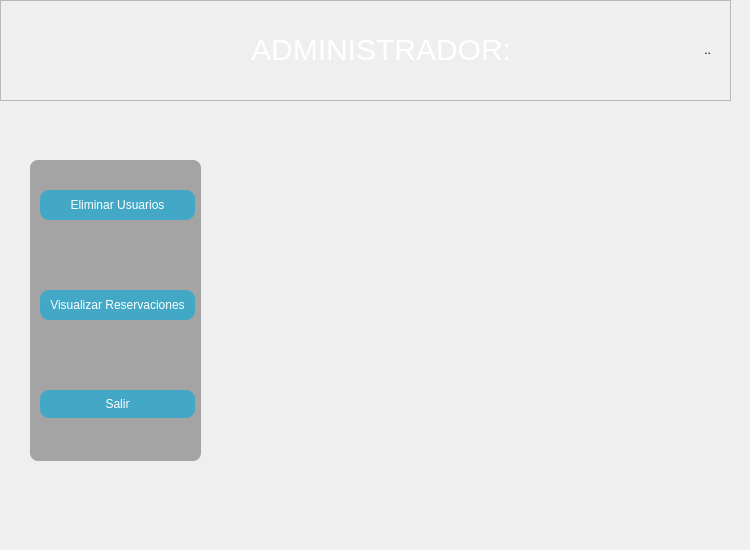
Before: the Qt Designer form PLOTS 1.2/administrador_principal.ui in Jheb1024/Park_lot_System, drawn with Qt 5.
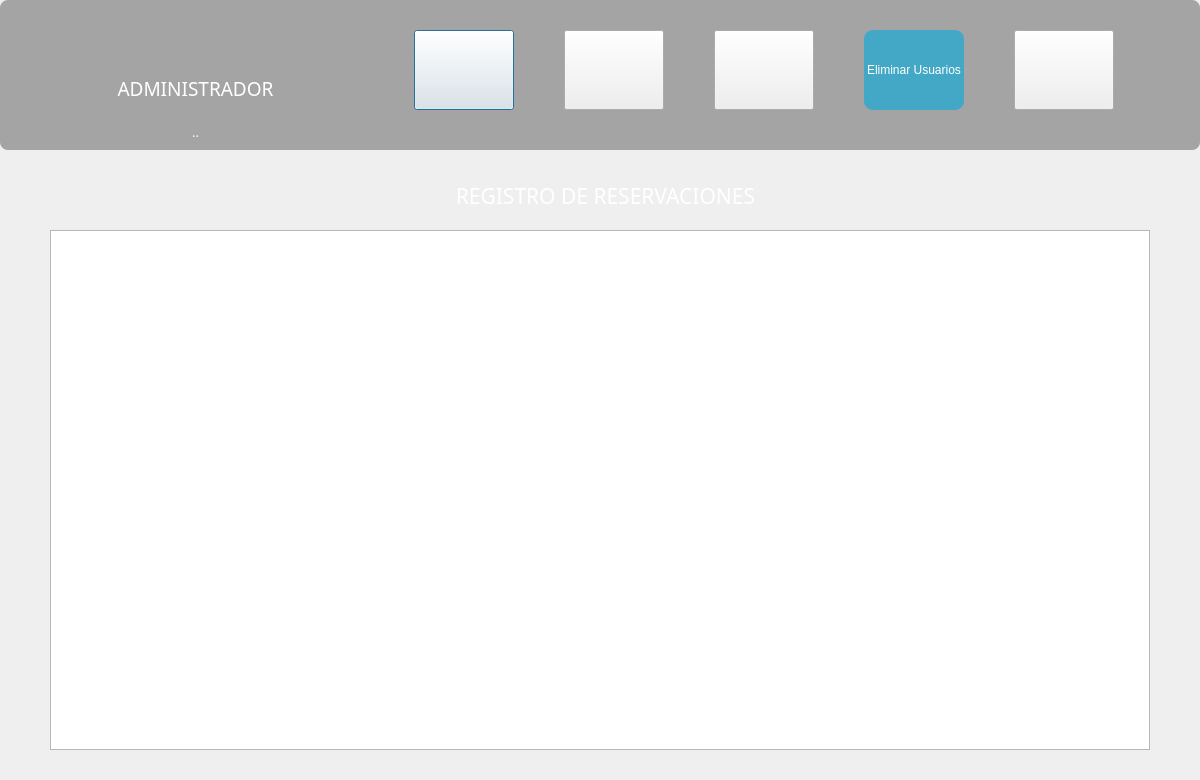
After: the same form once the commit is applied. Icons and pictures are not drawn.

```diff
--- a/PLOTS 1.2/administrador_principal.ui
+++ b/PLOTS 1.2/administrador_principal.ui
@@ -6,10 +6,28 @@
    <rect>
     <x>0</x>
     <y>0</y>
-    <width>750</width>
-    <height>550</height>
+    <width>1200</width>
+    <height>780</height>
    </rect>
   </property>
+  <property name="sizePolicy">
+   <sizepolicy hsizetype="Fixed" vsizetype="Fixed">
+    <horstretch>0</horstretch>
+    <verstretch>0</verstretch>
+   </sizepolicy>
+  </property>
+  <property name="minimumSize">
+   <size>
+    <width>1200</width>
+    <height>780</height>
+   </size>
+  </property>
+  <property name="maximumSize">
+   <size>
+    <width>1200</width>
+    <height>780</height>
+   </size>
+  </property>
   <property name="windowTitle">
    <string>Dialog</string>
   </property>
@@ -26,81 +44,13 @@
 	color: white;
 }</string>
   </property>
-  <widget class="QFrame" name="frame">
-   <property name="geometry">
-    <rect>
-     <x>0</x>
-     <y>0</y>
-     <width>731</width>
-     <height>101</height>
-    </rect>
-   </property>
-   <property name="frameShape">
-    <enum>QFrame::StyledPanel</enum>
-   </property>
-   <property name="frameShadow">
-    <enum>QFrame::Raised</enum>
-   </property>
-   <widget class="QWidget" name="layoutWidget">
-    <property name="geometry">
-     <rect>
-      <x>50</x>
-      <y>4</y>
-      <width>661</width>
-      <height>91</height>
-     </rect>
-    </property>
-    <layout class="QHBoxLayout" name="horizontalLayout">
-     <item>
-      <widget class="QLabel" name="label">
-       <property name="styleSheet">
-        <string notr="true">image: url(:/Img/logo.png);</string>
-       </property>
-       <property name="text">
-        <string/>
-       </property>
-      </widget>
-     </item>
-     <item>
-      <widget class="QLabel" name="label_2">
-       <property name="font">
-        <font>
-         <pointsize>-1</pointsize>
-        </font>
-       </property>
-       <property name="styleSheet">
-        <string notr="true">color:white;
-
-font-size: 30px;</string>
-       </property>
-       <property name="text">
-        <string>ADMINISTRADOR:</string>
-       </property>
-       <property name="alignment">
-        <set>Qt::AlignRight|Qt::AlignTrailing|Qt::AlignVCenter</set>
-       </property>
-      </widget>
-     </item>
-     <item>
-      <widget class="QLabel" name="Nombre_Adminlabel">
-       <property name="text">
-        <string>..</string>
-       </property>
-       <property name="alignment">
-        <set>Qt::AlignRight|Qt::AlignTrailing|Qt::AlignVCenter</set>
-       </property>
-      </widget>
-     </item>
-    </layout>
-   </widget>
-  </widget>
   <widget class="QWidget" name="menu" native="true">
    <property name="geometry">
     <rect>
-     <x>30</x>
-     <y>160</y>
-     <width>171</width>
-     <height>301</height>
+     <x>0</x>
+     <y>0</y>
+     <width>1200</width>
+     <height>150</height>
     </rect>
    </property>
    <property name="styleSheet">
@@ -113,89 +63,190 @@
 color: #fff;
 }</string>
    </property>
-   <widget class="QPushButton" name="Eliminar_pushButton">
+   <widget class="QLabel" name="label">
     <property name="geometry">
      <rect>
-      <x>10</x>
-      <y>30</y>
-      <width>155</width>
-      <height>30</height>
+      <x>90</x>
+      <y>0</y>
+      <width>211</width>
+      <height>89</height>
      </rect>
     </property>
-    <property name="maximumSize">
-     <size>
-      <width>155</width>
-      <height>30</height>
-     </size>
-    </property>
     <property name="styleSheet">
-     <string notr="true">QPushButton{
-border-width: 0px;
-border-radius: 9px;
-background-color: rgb(66,168,198)
-}
-
-QPushButton:hover{
-	background-color: rgb(80,189,240);
-    border-radius: 9px;
-	color: black;
-    selection-color: white;  
-    padding: 2px 4px;}</string>
+     <string notr="true">image: url(:/Img/logo.png);</string>
     </property>
     <property name="text">
-     <string>Eliminar Usuarios</string>
+     <string/>
     </property>
    </widget>
-   <widget class="QPushButton" name="pushButton">
+   <widget class="QWidget" name="verticalLayoutWidget_2">
     <property name="geometry">
      <rect>
-      <x>10</x>
-      <y>130</y>
-      <width>155</width>
-      <height>30</height>
+      <x>80</x>
+      <y>70</y>
+      <width>231</width>
+      <height>80</height>
      </rect>
     </property>
-    <property name="maximumSize">
-     <size>
-      <width>155</width>
-      <height>30</height>
-     </size>
-    </property>
-    <property name="styleSheet">
-     <string notr="true">QPushButton{
-border-width: 0px;
-border-radius: 9px;
-background-color: rgb(66,168,198)
-}
+    <layout class="QVBoxLayout" name="verticalLayout_2">
+     <item>
+      <widget class="QLabel" name="label_2">
+       <property name="font">
+        <font>
+         <family>Microsoft YaHei</family>
+         <pointsize>14</pointsize>
+        </font>
+       </property>
+       <property name="styleSheet">
+        <string notr="true">color:white;
 
-QPushButton:hover{
-	background-color: rgb(80,189,240);
-    border-radius: 9px;
-	color: black;
-    selection-color: white;  
-    padding: 2px 4px;}</string>
-    </property>
-    <property name="text">
-     <string>Visualizar Reservaciones</string>
-    </property>
+</string>
+       </property>
+       <property name="text">
+        <string>ADMINISTRADOR</string>
+       </property>
+       <property name="alignment">
+        <set>Qt::AlignCenter</set>
+       </property>
+      </widget>
+     </item>
+     <item>
+      <widget class="QLabel" name="Nombre_Adminlabel">
+       <property name="font">
+        <font>
+         <family>Microsoft YaHei</family>
+         <pointsize>10</pointsize>
+        </font>
+       </property>
+       <property name="styleSheet">
+        <string notr="true">color: rgb(255, 255, 255);</string>
+       </property>
+       <property name="text">
+        <string>..</string>
+       </property>
+       <property name="alignment">
+        <set>Qt::AlignCenter</set>
+       </property>
+      </widget>
+     </item>
+    </layout>
    </widget>
-   <widget class="QPushButton" name="Salir_pushButton">
+   <widget class="QWidget" name="horizontalLayoutWidget_2">
     <property name="geometry">
      <rect>
-      <x>10</x>
-      <y>230</y>
-      <width>155</width>
-      <height>28</height>
+      <x>370</x>
+      <y>20</y>
+      <width>791</width>
+      <height>101</height>
      </rect>
     </property>
-    <property name="maximumSize">
-     <size>
-      <width>155</width>
-      <height>30</height>
-     </size>
-    </property>
-    <property name="styleSheet">
-     <string notr="true">QPushButton{
+    <layout class="QHBoxLayout" name="horizontalLayout">
+     <item>
+      <widget class="QPushButton" name="VerClientes_pushButton_2">
+       <property name="sizePolicy">
+        <sizepolicy hsizetype="Fixed" vsizetype="Fixed">
+         <horstretch>0</horstretch>
+         <verstretch>0</verstretch>
+        </sizepolicy>
+       </property>
+       <property name="maximumSize">
+        <size>
+         <width>100</width>
+         <height>80</height>
+        </size>
+       </property>
+       <property name="text">
+        <string/>
+       </property>
+       <property name="icon">
+        <iconset resource="IMAGENES/IMG.qrc">
+         <normaloff>:/Img/usuarios.png</normaloff>:/Img/usuarios.png</iconset>
+       </property>
+       <property name="iconSize">
+        <size>
+         <width>100</width>
+         <height>75</height>
+        </size>
+       </property>
+      </widget>
+     </item>
+     <item>
+      <widget class="QPushButton" name="VerReservas_pushButton_2">
+       <property name="sizePolicy">
+        <sizepolicy hsizetype="Fixed" vsizetype="Fixed">
+         <horstretch>0</horstretch>
+         <verstretch>0</verstretch>
+        </sizepolicy>
+       </property>
+       <property name="maximumSize">
+        <size>
+         <width>100</width>
+         <height>80</height>
+        </size>
+       </property>
+       <property name="styleSheet">
+        <string notr="true"/>
+       </property>
+       <property name="text">
+        <string/>
+       </property>
+       <property name="icon">
+        <iconset resource="IMAGENES/IMG.qrc">
+         <normaloff>:/Img/hitorial.png</normaloff>:/Img/hitorial.png</iconset>
+       </property>
+       <property name="iconSize">
+        <size>
+         <width>100</width>
+         <height>70</height>
+        </size>
+       </property>
+      </widget>
+     </item>
+     <item>
+      <widget class="QPushButton" name="Entradas_Salidas_pushButton_2">
+       <property name="sizePolicy">
+        <sizepolicy hsizetype="Fixed" vsizetype="Fixed">
+         <horstretch>0</horstretch>
+         <verstretch>0</verstretch>
+        </sizepolicy>
+       </property>
+       <property name="maximumSize">
+        <size>
+         <width>100</width>
+         <height>80</height>
+        </size>
+       </property>
+       <property name="text">
+        <string/>
+       </property>
+       <property name="icon">
+        <iconset resource="IMAGENES/IMG.qrc">
+         <normaloff>:/Img/entradas-salidas.png</normaloff>:/Img/entradas-salidas.png</iconset>
+       </property>
+       <property name="iconSize">
+        <size>
+         <width>100</width>
+         <height>70</height>
+        </size>
+       </property>
+      </widget>
+     </item>
+     <item>
+      <widget class="QPushButton" name="Eliminar_pushButton">
+       <property name="sizePolicy">
+        <sizepolicy hsizetype="Fixed" vsizetype="Fixed">
+         <horstretch>0</horstretch>
+         <verstretch>0</verstretch>
+        </sizepolicy>
+       </property>
+       <property name="maximumSize">
+        <size>
+         <width>100</width>
+         <height>80</height>
+        </size>
+       </property>
+       <property name="styleSheet">
+        <string notr="true">QPushButton{
 border-width: 0px;
 border-radius: 9px;
 background-color: rgb(66,168,198)
@@ -207,10 +258,217 @@
 	color: black;
     selection-color: white;  
     padding: 2px 4px;}</string>
-    </property>
-    <property name="text">
-     <string>Salir</string>
-    </property>
+       </property>
+       <property name="text">
+        <string>Eliminar Usuarios</string>
+       </property>
+      </widget>
+     </item>
+     <item>
+      <widget class="QPushButton" name="Salir_pushButton">
+       <property name="sizePolicy">
+        <sizepolicy hsizetype="Fixed" vsizetype="Fixed">
+         <horstretch>0</horstretch>
+         <verstretch>0</verstretch>
+        </sizepolicy>
+       </property>
+       <property name="maximumSize">
+        <size>
+         <width>100</width>
+         <height>80</height>
+        </size>
+       </property>
+       <property name="styleSheet">
+        <string notr="true"/>
+       </property>
+       <property name="text">
+        <string/>
+       </property>
+       <property name="icon">
+        <iconset resource="IMAGENES/IMG.qrc">
+         <normaloff>:/Img/salir.png</normaloff>:/Img/salir.png</iconset>
+       </property>
+       <property name="iconSize">
+        <size>
+         <width>100</width>
+         <height>75</height>
+        </size>
+       </property>
+      </widget>
+     </item>
+    </layout>
+   </widget>
+  </widget>
+  <widget class="QStackedWidget" name="Admi_ventanas">
+   <property name="geometry">
+    <rect>
+     <x>0</x>
+     <y>170</y>
+     <width>1200</width>
+     <height>580</height>
+    </rect>
+   </property>
+   <property name="sizePolicy">
+    <sizepolicy hsizetype="Fixed" vsizetype="Fixed">
+     <horstretch>0</horstretch>
+     <verstretch>0</verstretch>
+    </sizepolicy>
+   </property>
+   <property name="maximumSize">
+    <size>
+     <width>1200</width>
+     <height>580</height>
+    </size>
+   </property>
+   <property name="currentIndex">
+    <number>1</number>
+   </property>
+   <widget class="QWidget" name="CLIENTES">
+    <widget class="QTableView" name="Clientes_tableView">
+     <property name="geometry">
+      <rect>
+       <x>2</x>
+       <y>60</y>
+       <width>1195</width>
+       <height>520</height>
+      </rect>
+     </property>
+     <property name="sizePolicy">
+      <sizepolicy hsizetype="Fixed" vsizetype="Fixed">
+       <horstretch>0</horstretch>
+       <verstretch>0</verstretch>
+      </sizepolicy>
+     </property>
+     <property name="maximumSize">
+      <size>
+       <width>1195</width>
+       <height>520</height>
+      </size>
+     </property>
+    </widget>
+    <widget class="QLabel" name="label_5">
+     <property name="geometry">
+      <rect>
+       <x>440</x>
+       <y>10</y>
+       <width>321</width>
+       <height>31</height>
+      </rect>
+     </property>
+     <property name="font">
+      <font>
+       <family>Microsoft YaHei</family>
+       <pointsize>16</pointsize>
+      </font>
+     </property>
+     <property name="styleSheet">
+      <string notr="true">color: rgb(255, 255, 255);</string>
+     </property>
+     <property name="text">
+      <string>CLIENTES REGISTADOS</string>
+     </property>
+     <property name="alignment">
+      <set>Qt::AlignCenter</set>
+     </property>
+    </widget>
+   </widget>
+   <widget class="QWidget" name="RESERVACIONES">
+    <widget class="QTableView" name="Reservaciones_tableView">
+     <property name="geometry">
+      <rect>
+       <x>50</x>
+       <y>60</y>
+       <width>1100</width>
+       <height>520</height>
+      </rect>
+     </property>
+     <property name="sizePolicy">
+      <sizepolicy hsizetype="Fixed" vsizetype="Fixed">
+       <horstretch>0</horstretch>
+       <verstretch>0</verstretch>
+      </sizepolicy>
+     </property>
+     <property name="maximumSize">
+      <size>
+       <width>1100</width>
+       <height>520</height>
+      </size>
+     </property>
+    </widget>
+    <widget class="QLabel" name="label_6">
+     <property name="geometry">
+      <rect>
+       <x>390</x>
+       <y>10</y>
+       <width>431</width>
+       <height>31</height>
+      </rect>
+     </property>
+     <property name="font">
+      <font>
+       <family>Microsoft YaHei</family>
+       <pointsize>16</pointsize>
+      </font>
+     </property>
+     <property name="styleSheet">
+      <string notr="true">color: rgb(255, 255, 255);</string>
+     </property>
+     <property name="text">
+      <string>REGISTRO DE RESERVACIONES</string>
+     </property>
+     <property name="alignment">
+      <set>Qt::AlignCenter</set>
+     </property>
+    </widget>
+   </widget>
+   <widget class="QWidget" name="ENTRADAS_SALIDAS">
+    <widget class="QLabel" name="label_7">
+     <property name="geometry">
+      <rect>
+       <x>350</x>
+       <y>20</y>
+       <width>521</width>
+       <height>41</height>
+      </rect>
+     </property>
+     <property name="font">
+      <font>
+       <family>Microsoft YaHei</family>
+       <pointsize>16</pointsize>
+      </font>
+     </property>
+     <property name="styleSheet">
+      <string notr="true">color: rgb(255, 255, 255);</string>
+     </property>
+     <property name="text">
+      <string>REGISTRO DE ENTRADAS Y SALIDAS</string>
+     </property>
+     <property name="alignment">
+      <set>Qt::AlignCenter</set>
+     </property>
+    </widget>
+    <widget class="QTableView" name="tableView">
+     <property name="geometry">
+      <rect>
+       <x>50</x>
+       <y>60</y>
+       <width>1100</width>
+       <height>520</height>
+      </rect>
+     </property>
+     <property name="sizePolicy">
+      <sizepolicy hsizetype="Fixed" vsizetype="Fixed">
+       <horstretch>0</horstretch>
+       <verstretch>0</verstretch>
+      </sizepolicy>
+     </property>
+     <property name="maximumSize">
+      <size>
+       <width>1200</width>
+       <height>520</height>
+      </size>
+     </property>
+    </widget>
    </widget>
   </widget>
  </widget>
```
Left out of the diff: 4 changed lines with no effect on the pictures.
